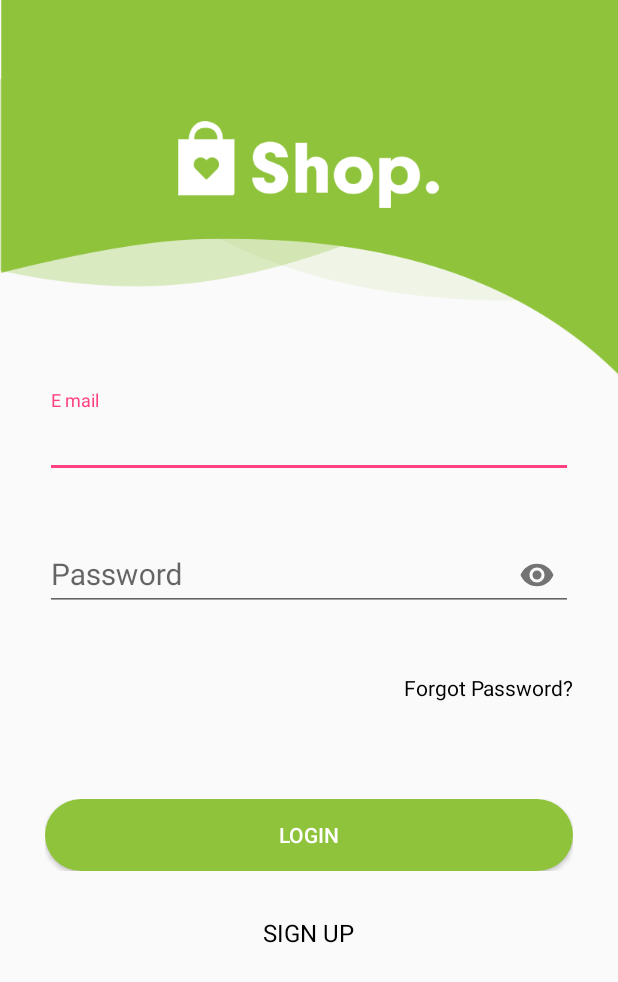
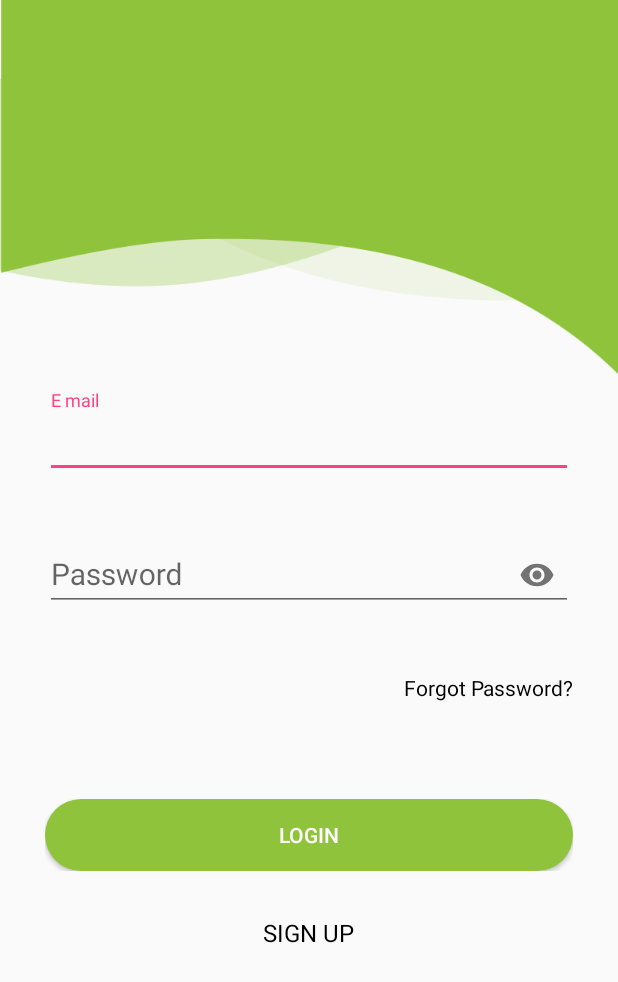
Before and after one commit to dhruvpatel4474/project1, an Android app: the screen it shows after launch (LoginActivity), on a phone screen of 412 x 824 dp. Shown: the top 982 px of the screen. Run offline under Robolectric (Android 15) with nearby library versions, the phone set to English and light mode, and no system bars; libraries missing offline, so code that uses them is left out: com.daimajia.slider, com.parse, dmax.dialog, ss.com.bannerslider; plain views replace MaterialEditText; 11 statements that could not run were skipped.

Commit message:
login solved

```diff
--- a/app/src/main/res/layout/activity_login.xml
+++ b/app/src/main/res/layout/activity_login.xml
@@ -29,13 +29,6 @@
                     android:gravity="center"
                     android:backgroundTint="@color/colorPrimary"
                     android:orientation="vertical">
-
-                    <ImageView
-                        android:layout_width="174sp"
-                        android:layout_height="58sp"
-                        android:layout_marginBottom="@dimen/Margin30"
-                        android:src="@drawable/splash_text"
-                        android:tint="@color/white" />
                 </LinearLayout>
 
             </RelativeLayout>
```
